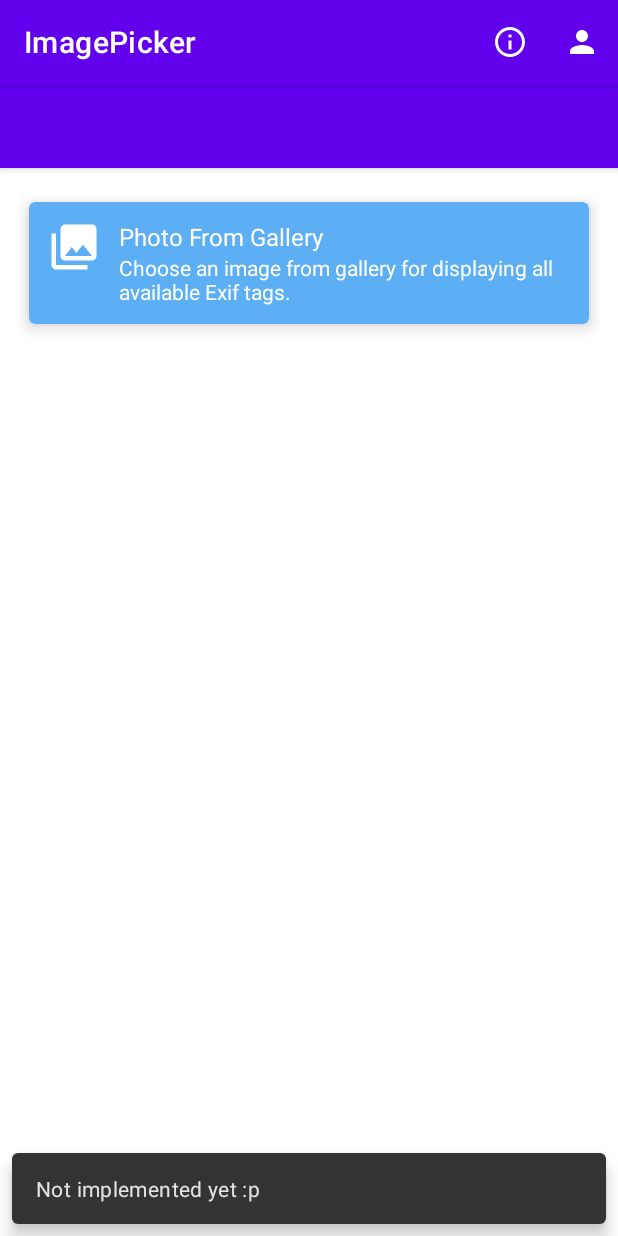
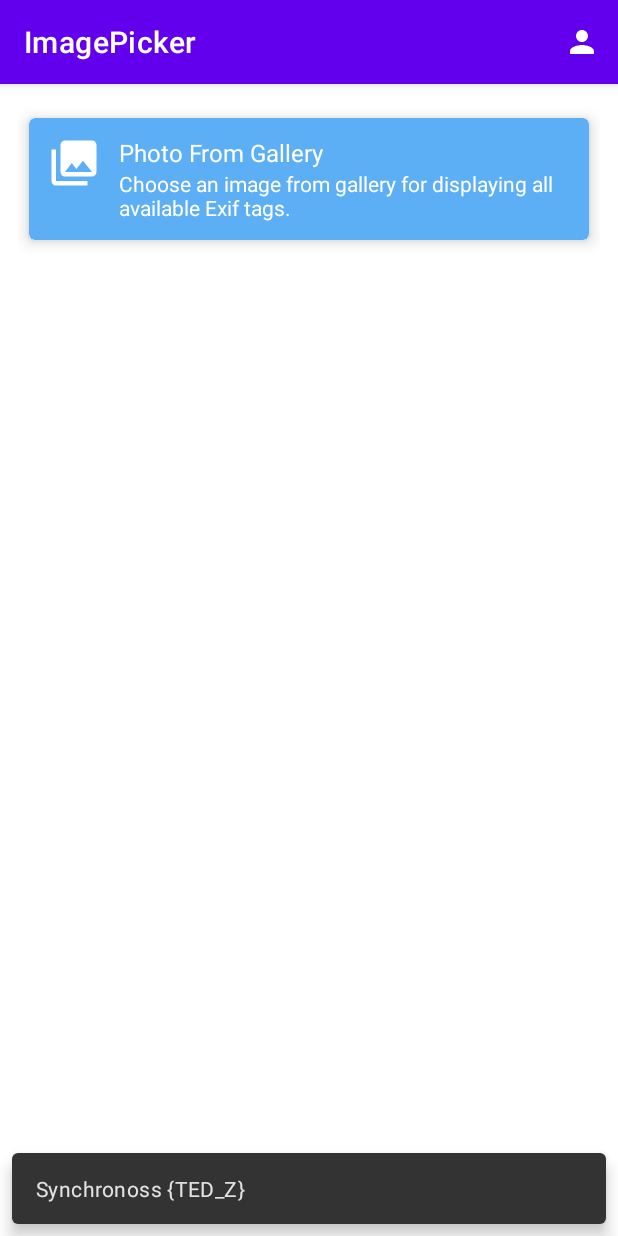
Before and after one commit to MDZaidReshamwale/ImagePicker, an Android app: the screen it shows after launch (HomeActivity), after a tap on "About the developer", on a phone screen of 412 x 824 dp. Run offline under Robolectric (Android 15) with nearby library versions, the phone set to English and light mode, and no system bars; libraries missing offline, so code that uses them is left out: com.karumi.dexter; 1 other tap on this screen came first.

Commit message:
- Using Sackbar and editing the exif data and removing the exif data

```diff
--- a/app/src/main/java/com/zaid/imagepicker/activity/HomeActivity.kt
+++ b/app/src/main/java/com/zaid/imagepicker/activity/HomeActivity.kt
@@ -57,14 +57,10 @@ class HomeActivity : AppCompatActivity(), HomeView {
                 override fun onPermissionRationaleShouldBeShown(permissions: MutableList<PermissionRequest>, token: PermissionToken) {
                     AlertDialog.Builder(this@HomeActivity).setTitle(R.string.app_name)
                         .setMessage(R.string.permission_rationale_message)
-                        .setNegativeButton(android.R.string.cancel, { dialog, _ ->
-                            dialog.dismiss()
-                            token.cancelPermissionRequest()
-                        })
-                        .setPositiveButton(android.R.string.ok, { dialog, _ ->
-                            dialog.dismiss()
-                            token.continuePermissionRequest()
-                        })
+                        .setNegativeButton(android.R.string.cancel, { dialog, _ -> dialog.dismiss()
+                            token.cancelPermissionRequest() })
+                        .setPositiveButton(android.R.string.ok, { dialog, _ -> dialog.dismiss()
+                            token.continuePermissionRequest() })
                         .setOnDismissListener({ token.cancelPermissionRequest() })
                         .show()
                 }
@@ -89,14 +85,16 @@ class HomeActivity : AppCompatActivity(), HomeView {
     }
 
     override fun onOptionsItemSelected(item: MenuItem): Boolean = when (item.itemId) {
+//        Upcoming implementation
         R.id.action_about_developer -> {
             presenter.aboutDeveloper()
             true
         }
-        R.id.action_about_app -> {
-            presenter.aboutApp()
-            true
-        }
+//        Upcoming implementation
+//        R.id.action_about_app -> {
+//            presenter.aboutApp()
+//            true
+//        }
         else -> super.onOptionsItemSelected(item)
     }
 
@@ -112,7 +110,7 @@ class HomeActivity : AppCompatActivity(), HomeView {
     }
 
     override fun showAboutDeveloperDialog() {
-        coordinator_layout.showSnackbar(R.string.not_implemented_yet)
+        coordinator_layout.showSnackbar(R.string.Developer)
     }
 
     override fun showAboutAppDialog() {
--- a/app/src/main/java/com/zaid/imagepicker/activity/PhotoDetailActivity.kt
+++ b/app/src/main/java/com/zaid/imagepicker/activity/PhotoDetailActivity.kt
@@ -46,9 +46,10 @@ class PhotoDetailActivity : AppCompatActivity(), PhotoDetailView, DatePickerDial
     override fun onCreate(savedInstanceState: Bundle?) {
         super.onCreate(savedInstanceState)
         setContentView(R.layout.activity_photo_detail)
-        setSupportActionBar(toolbar)
+//        Upcoming implementation
+//        setSupportActionBar(toolbar)
+//        toolbar_layout.setExpandedTitleColor(resources.getColor(android.R.color.transparent))
         supportActionBar?.setDisplayHomeAsUpEnabled(true)
-        toolbar_layout.setExpandedTitleColor(resources.getColor(android.R.color.transparent))
 
         presenter.initialize(intent)
     }
--- a/app/src/main/res/layout/activity_home.xml
+++ b/app/src/main/res/layout/activity_home.xml
@@ -17,12 +17,12 @@
 
 
 
-            <androidx.appcompat.widget.Toolbar
-                android:id="@+id/toolbar"
-                android:layout_width="match_parent"
-                android:layout_height="?attr/actionBarSize"
-                android:background="@color/purple_500"
-                />
+<!--            <androidx.appcompat.widget.Toolbar-->
+<!--                android:id="@+id/toolbar"-->
+<!--                android:layout_width="match_parent"-->
+<!--                android:layout_height="?attr/actionBarSize"-->
+<!--                android:background="@color/purple_500"-->
+<!--                />-->
     </com.google.android.material.appbar.AppBarLayout>
 
     <include layout="@layout/content_home"/>
--- a/app/src/main/res/menu/menu_main.xml
+++ b/app/src/main/res/menu/menu_main.xml
@@ -2,13 +2,13 @@
 <menu xmlns:android="http://schemas.android.com/apk/res/android"
     xmlns:app="http://schemas.android.com/apk/res-auto"
     xmlns:tools="http://schemas.android.com/tools"
-    tools:context="com.angelgladin.myapplication.MainActivity">
-    <item
-        android:id="@+id/action_about_app"
-        android:icon="@drawable/ic_info_outline_black_24dp"
-        android:orderInCategory="1"
-        android:title="@string/about_the_app"
-        app:showAsAction="ifRoom" />
+    tools:context="com.zaid.imagepicker.activity.HomeActivity">
+<!--    <item-->
+<!--        android:id="@+id/action_about_app"-->
+<!--        android:icon="@drawable/ic_info_outline_black_24dp"-->
+<!--        android:orderInCategory="1"-->
+<!--        android:title="@string/about_the_app"-->
+<!--        app:showAsAction="ifRoom" />-->
     <item
         android:id="@+id/action_about_developer"
         android:icon="@drawable/ic_person_black_24dp"
--- a/app/src/main/res/menu/menu_photo_detail.xml
+++ b/app/src/main/res/menu/menu_photo_detail.xml
@@ -2,7 +2,7 @@
 <menu xmlns:android="http://schemas.android.com/apk/res/android"
     xmlns:app="http://schemas.android.com/apk/res-auto"
     xmlns:tools="http://schemas.android.com/tools"
-    tools:context="com.angelgladin.photoexiftoolkit.activity.PhotoDetailActivity">
+    tools:context="com.zaid.imagepicker.activity.PhotoDetailActivity">
 
     <item
         android:id="@+id/action_share"
--- a/app/src/main/res/values/strings.xml
+++ b/app/src/main/res/values/strings.xml
@@ -2,6 +2,7 @@
     <string name="app_name">ImagePicker</string>
     <string name="action_settings">Settings</string>
 
+    <string name="Developer">Synchronoss {TED_Z}</string>
     <string name="not_implemented_yet">Not implemented yet :p</string>
     <string name="lorem_ipsum">Lorem ipsum dolor sit amet, consectetur adipiscing elit, sed do eiusmod tempor incididunt ut labore et dolore magna aliqua.</string>
 
```
